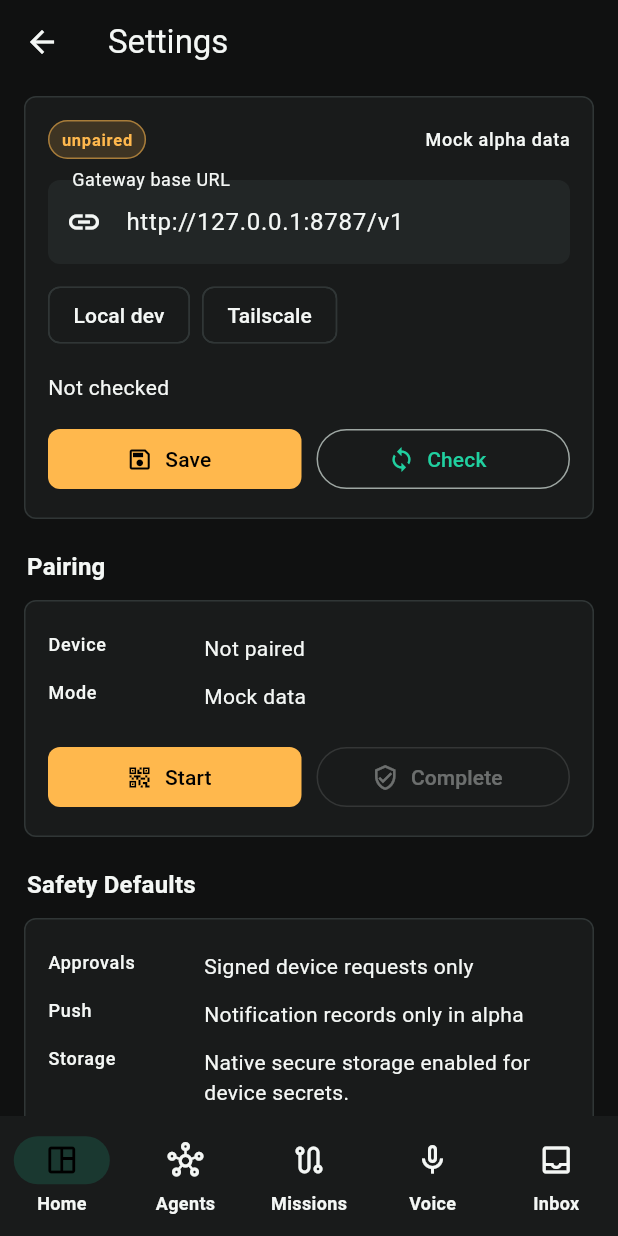
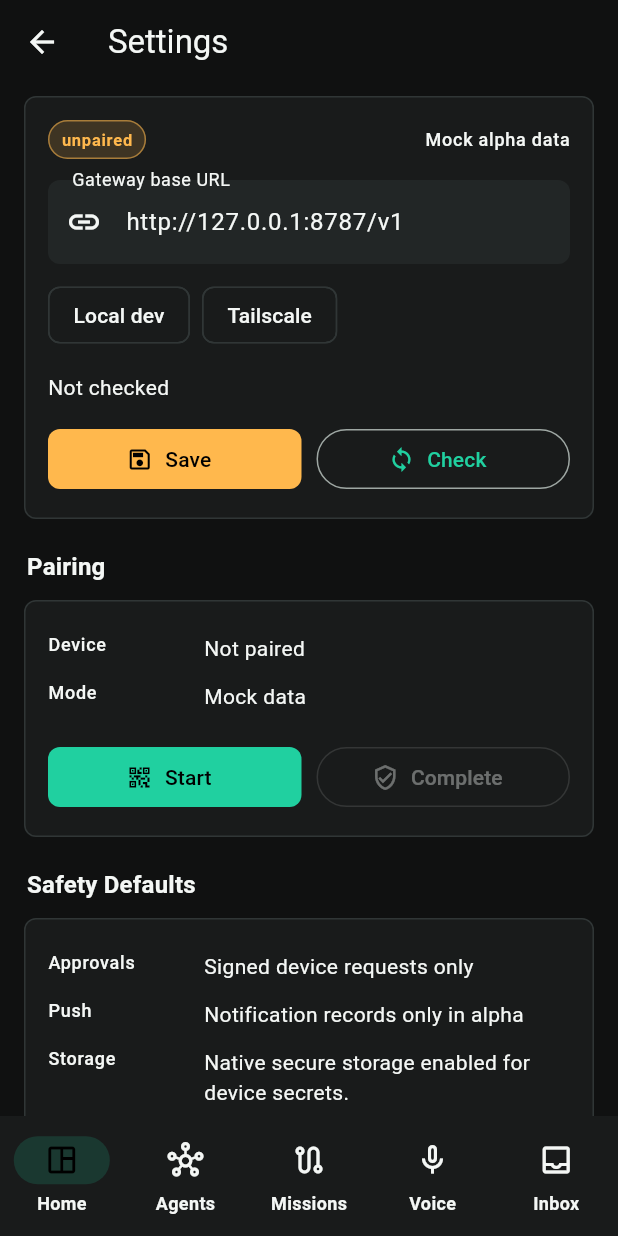
Before and after one commit to MahdiHedhli/HermesMobileCommand, a Flutter app: the screen it shows after launch, after a tap on the "settings" icon, on a phone screen of 412 x 824 dp. Run offline on Flutter 3.47's test engine with Material 3 defaults, Android fonts, the phone set to English and light mode, and no system bars; our stand-ins replace flutter_secure_storage, shared_preferences; missing offline and left inert: cryptography.

Commit message:
ACT-MOBILE-BETA: pairing UX (highlight Complete) + real-device verification matrix
- settings_screen: once a pairing session is started, Complete becomes the
  highlighted primary action (Start demotes to "Restart") with a step hint, so the
  two-step Start->Complete flow is obvious (operator feedback).
- act-008: record the live on-device + live-gateway verification (2026-06-19):
  real Secure-Enclave P-256 key enrolled on mobile_signed, possession proof verified,
  low-risk clearance approved via Face ID with the P-256 signature gateway-verified
  (0 failures), and the live act.clearance.v2 proof verified fail-closed by the Dart
  verifier. Honest limits noted (test gateway instance; in-app proof-verdict UI and
  decide() body-signature path not yet exercised; TestFlight pending).

Co-Authored-By: Claude Opus 4.8 <noreply@anthropic.com>

```diff
--- a/mobile/lib/src/screens/settings_screen.dart
+++ b/mobile/lib/src/screens/settings_screen.dart
@@ -239,23 +239,61 @@ class _PairingPanel extends StatelessWidget {
             const SizedBox(height: 10),
             _PairingTokenBlock(pairing: pairing),
           ],
+          // Two-step flow: once a session is started, make Complete the obvious
+          // next action (highlighted) and demote Start to "Restart".
+          if (pairing != null && !runtime.isPaired) ...[
+            const SizedBox(height: 10),
+            Row(
+              crossAxisAlignment: CrossAxisAlignment.start,
+              children: [
+                Icon(Icons.arrow_downward_rounded,
+                    size: 16, color: Theme.of(context).colorScheme.primary),
+                const SizedBox(width: 6),
+                Expanded(
+                  child: Text(
+                    'Session started — now tap Complete to finish pairing (Face ID).',
+                    style: Theme.of(context).textTheme.bodySmall?.copyWith(
+                          color: Theme.of(context).colorScheme.primary,
+                          fontWeight: FontWeight.w600,
+                        ),
+                  ),
+                ),
+              ],
+            ),
+          ],
           const SizedBox(height: 14),
           Row(
             children: [
               Expanded(
-                child: CommandButton(
+                child: pairing != null && !runtime.isPaired
+                    ? OutlinedButton.icon(
+                        onPressed:
+                            busy ? null : () => runAction(runtime.startPairing),
+                        icon: const Icon(Icons.refresh),
+                        label: const Text('Restart'),
+                      )
+                    : CommandButton(
                         label: 'Start',
                         icon: Icons.qr_code_2_outlined,
+                        primary: true,
                         onPressed:
                             busy ? () {} : () => runAction(runtime.startPairing),
                       ),
               ),
               const SizedBox(width: 10),
               Expanded(
-                child: OutlinedButton.icon(
-                  onPressed: busy || pairing == null
-                      ? null
-                      : () => runAction(() => runtime.completePairing(pairing)),
+                child: pairing != null && !runtime.isPaired
+                    ? CommandButton(
+                        label: 'Complete',
+                        icon: Icons.verified_user_outlined,
+                        primary: true,
+                        onPressed: busy
+                            ? () {}
+                            : () =>
+                                runAction(() => runtime.completePairing(pairing)),
+                      )
+                    : OutlinedButton.icon(
+                        onPressed: null,
                         icon: const Icon(Icons.verified_user_outlined),
                         label: const Text('Complete'),
                       ),
```
Also changed, not shown: 1 other file. Lines whose indentation alone changed are shown as unchanged.
